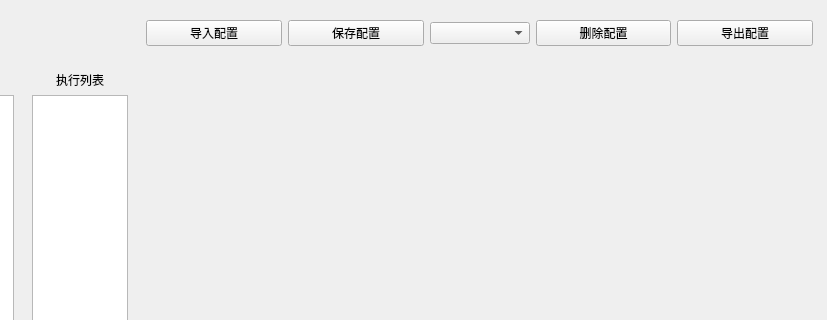
This is ui/ScriptWindow.ui in Thetrint/snow-elves as Qt 5 draws it before an edit; both pictures show x 96 to 923 and y 0 to 320 of the 923 by 629 pixel window. The edited form follows.
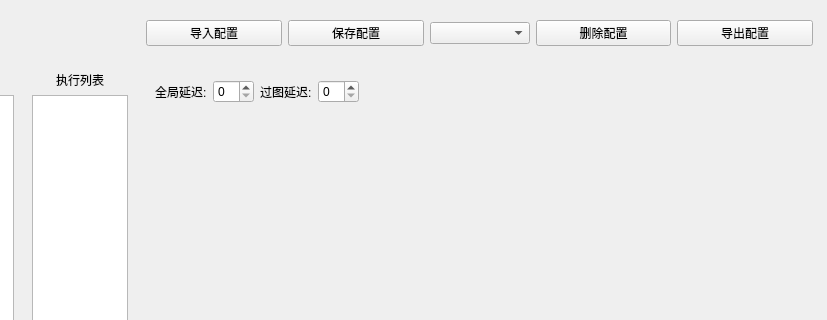
This is the edited form. The open tabs and pages were chosen to show the change.

Commit message: 新增全局延迟

What changed in the file:
```diff
--- a/ui/ScriptWindow.ui
+++ b/ui/ScriptWindow.ui
@@ -144,7 +144,81 @@
      <property name="currentIndex">
       <number>6</number>
      </property>
-     <widget class="QWidget" name="page"/>
+     <widget class="QWidget" name="page">
+      <layout class="QVBoxLayout" name="verticalLayout_9">
+       <item>
+        <widget class="QWidget" name="widget_13" native="true">
+         <layout class="QHBoxLayout" name="horizontalLayout_10">
+          <item>
+           <widget class="QLabel" name="label_24">
+            <property name="sizePolicy">
+             <sizepolicy hsizetype="Preferred" vsizetype="Preferred">
+              <horstretch>0</horstretch>
+              <verstretch>0</verstretch>
+             </sizepolicy>
+            </property>
+            <property name="text">
+             <string>全局延迟:</string>
+            </property>
+            <property name="class" stdset="0">
+             <string>tip</string>
+            </property>
+           </widget>
+          </item>
+          <item>
+           <widget class="QSpinBox" name="spinBox_4">
+            <property name="sizePolicy">
+             <sizepolicy hsizetype="Minimum" vsizetype="Fixed">
+              <horstretch>0</horstretch>
+              <verstretch>0</verstretch>
+             </sizepolicy>
+            </property>
+           </widget>
+          </item>
+          <item>
+           <widget class="QLabel" name="label_25">
+            <property name="text">
+             <string>过图延迟:</string>
+            </property>
+            <property name="class" stdset="0">
+             <string>tip</string>
+            </property>
+           </widget>
+          </item>
+          <item>
+           <widget class="QSpinBox" name="spinBox_6"/>
+          </item>
+          <item>
+           <spacer name="horizontalSpacer_7">
+            <property name="orientation">
+             <enum>Qt::Orientation::Horizontal</enum>
+            </property>
+            <property name="sizeHint" stdset="0">
+             <size>
+              <width>40</width>
+              <height>20</height>
+             </size>
+            </property>
+           </spacer>
+          </item>
+         </layout>
+        </widget>
+       </item>
+       <item>
+        <spacer name="verticalSpacer_7">
+         <property name="orientation">
+          <enum>Qt::Orientation::Vertical</enum>
+         </property>
+         <property name="sizeHint" stdset="0">
+          <size>
+           <width>20</width>
+           <height>501</height>
+          </size>
+         </property>
+        </spacer>
+       </item>
+      </layout>
+     </widget>
      <widget class="QWidget" name="page_2">
       <layout class="QVBoxLayout" name="verticalLayout_3">
        <property name="spacing">
```
Left out of the diff: 2 changed lines with no effect on the pictures. The commit also changes 7 other files.
